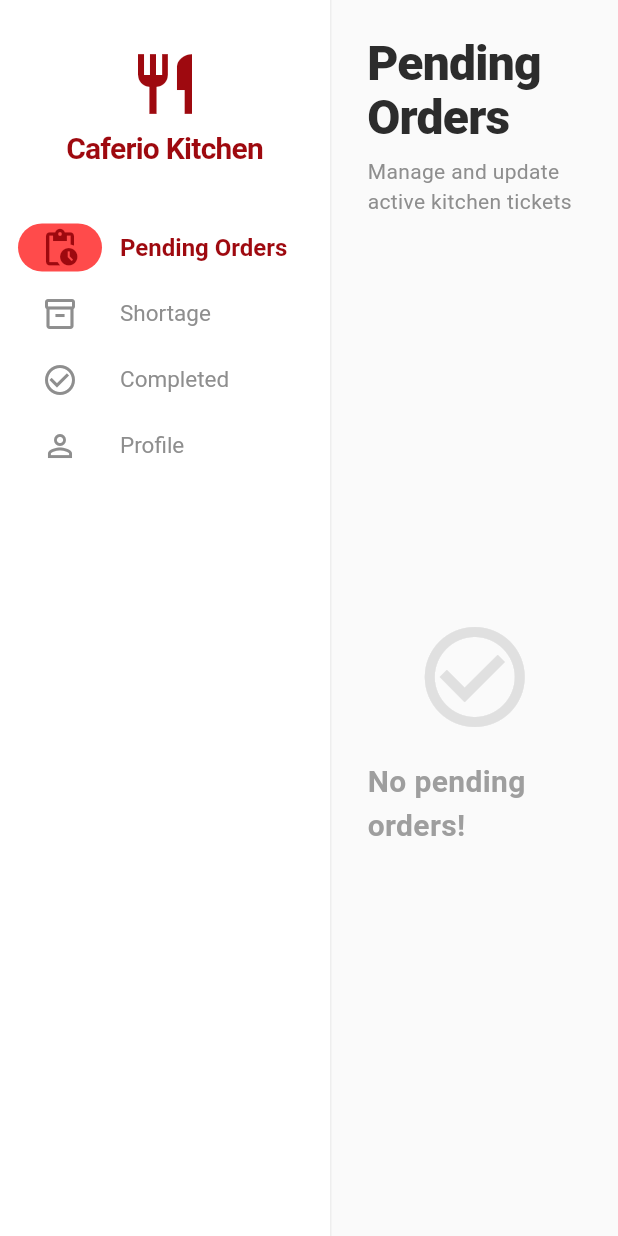
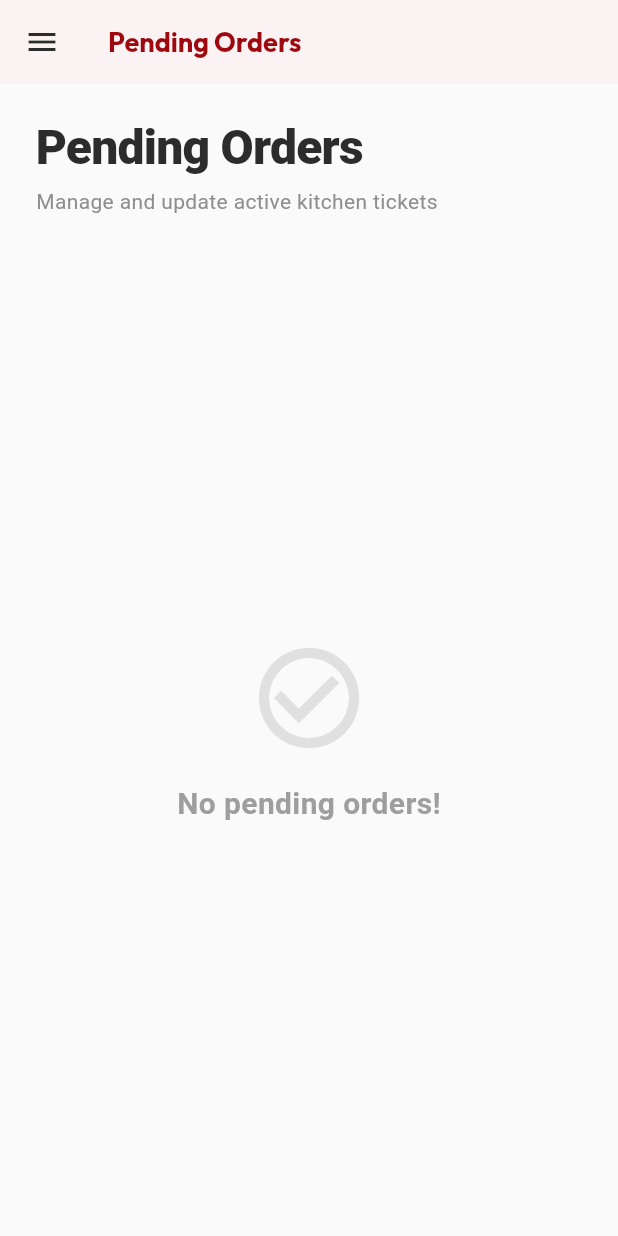
Before and after one commit to ananiaanand/caferio_resturant, a Flutter app: the KitchenLayout screen opened directly, on a phone screen of 412 x 824 dp. Run offline on Flutter 3.47's test engine with Material 3 defaults, Android fonts, the light colour scheme and no system bars; our stand-ins replace google_fonts, shared_preferences, supabase_flutter; accounts and stored records are empty; network calls fail.

Commit message:
feat: responsive sidebar with hamburger menu for admin and kitchen dashboards

```diff
--- a/lib/screens/kitchen/kitchen_layout.dart
+++ b/lib/screens/kitchen/kitchen_layout.dart
@@ -22,82 +22,145 @@
     KitchenProfileScreen(),
   ];
 
-  @override
-  Widget build(BuildContext context) {
-    return Scaffold(
-      backgroundColor: AppTheme.backgroundColor,
-      body: Row(
+  final List<_NavItem> _navItems = const [
+    _NavItem(icon: Icons.pending_actions_outlined, selectedIcon: Icons.pending_actions, label: 'Pending Orders'),
+    _NavItem(icon: Icons.inventory_2_outlined, selectedIcon: Icons.inventory, label: 'Shortage'),
+    _NavItem(icon: Icons.check_circle_outline, selectedIcon: Icons.check_circle, label: 'Completed'),
+    _NavItem(icon: Icons.person_outline, selectedIcon: Icons.person, label: 'Profile'),
+  ];
+
+  void _onDestinationSelected(int index) {
+    setState(() => _selectedIndex = index);
+    if (Navigator.canPop(context)) {
+      Navigator.pop(context);
+    }
+  }
+
+  Widget _buildSidebarContent() {
+    return Column(
+      crossAxisAlignment: CrossAxisAlignment.start,
       children: [
-          // Left Sidebar (Navigation Rail)
-          NavigationRail(
-            backgroundColor: Colors.white,
-            selectedIndex: _selectedIndex,
-            onDestinationSelected: (int index) {
-              setState(() {
-                _selectedIndex = index;
-              });
-            },
-            extended: true,
-            minExtendedWidth: 220,
-            leading: Padding(
-              padding: const EdgeInsets.symmetric(vertical: 24.0),
+        const SizedBox(height: 40),
+        Center(
           child: Column(
             children: [
               const Icon(Icons.restaurant, color: AppTheme.primaryColor, size: 48),
               const SizedBox(height: 8),
               Text(
                 'Caferio Kitchen',
-                    style: Theme.of(context).textTheme.displayMedium?.copyWith(
+                style: TextStyle(
                   color: AppTheme.primaryColor,
                   fontSize: 20,
+                  fontWeight: FontWeight.bold,
                 ),
               ),
             ],
           ),
         ),
-            selectedLabelTextStyle: const TextStyle(
-              color: AppTheme.primaryColor,
-              fontWeight: FontWeight.bold,
-              fontSize: 16,
+        const SizedBox(height: 32),
+        const Divider(height: 1),
+        const SizedBox(height: 16),
+        ...List.generate(_navItems.length, (index) {
+          final item = _navItems[index];
+          final isSelected = _selectedIndex == index;
+          return Padding(
+            padding: const EdgeInsets.symmetric(horizontal: 12, vertical: 4),
+            child: InkWell(
+              onTap: () => _onDestinationSelected(index),
+              borderRadius: BorderRadius.circular(12),
+              child: AnimatedContainer(
+                duration: const Duration(milliseconds: 200),
+                padding: const EdgeInsets.symmetric(horizontal: 16, vertical: 14),
+                decoration: BoxDecoration(
+                  color: isSelected
+                      ? AppTheme.primaryColor.withValues(alpha: 0.1)
+                      : Colors.transparent,
+                  borderRadius: BorderRadius.circular(12),
                 ),
-            unselectedLabelTextStyle: const TextStyle(
-              color: AppTheme.textLight,
+                child: Row(
+                  children: [
+                    Icon(
+                      isSelected ? item.selectedIcon : item.icon,
+                      color: isSelected ? AppTheme.primaryColor : AppTheme.textLight,
+                      size: 24,
+                    ),
+                    const SizedBox(width: 16),
+                    Text(
+                      item.label,
+                      style: TextStyle(
+                        color: isSelected ? AppTheme.primaryColor : AppTheme.textLight,
+                        fontWeight: isSelected ? FontWeight.bold : FontWeight.normal,
                         fontSize: 15,
                       ),
-            selectedIconTheme: const IconThemeData(color: AppTheme.primaryColor, size: 28),
-            unselectedIconTheme: const IconThemeData(color: AppTheme.textLight, size: 24),
-            destinations: const [
-              NavigationRailDestination(
-                icon: Icon(Icons.pending_actions_outlined),
-                selectedIcon: Icon(Icons.pending_actions),
-                label: Text('Pending Orders'),
-              ),
-              NavigationRailDestination(
-                icon: Icon(Icons.inventory_2_outlined),
-                selectedIcon: Icon(Icons.inventory),
-                label: Text('Shortage'),
-              ),
-              NavigationRailDestination(
-                icon: Icon(Icons.check_circle_outline),
-                selectedIcon: Icon(Icons.check_circle),
-                label: Text('Completed'),
-              ),
-              NavigationRailDestination(
-                icon: Icon(Icons.person_outline),
-                selectedIcon: Icon(Icons.person),
-                label: Text('Profile'),
                     ),
                   ],
                 ),
+              ),
+            ),
+          );
+        }),
+      ],
+    );
+  }
 
+  @override
+  Widget build(BuildContext context) {
+    final isWide = MediaQuery.of(context).size.width >= 700;
+
+    if (isWide) {
+      // Desktop / Tablet: Persistent sidebar
+      return Scaffold(
+        backgroundColor: AppTheme.backgroundColor,
+        body: Row(
+          children: [
+            SizedBox(
+              width: 220,
+              child: Container(
+                color: Colors.white,
+                child: _buildSidebarContent(),
+              ),
+            ),
             const VerticalDivider(thickness: 1, width: 1, color: Color(0xFFEEEEEE)),
-
-          // Main Content Area
-          Expanded(
-            child: _screens[_selectedIndex],
-          ),
+            Expanded(child: _screens[_selectedIndex]),
           ],
         ),
       );
+    } else {
+      // Mobile: Hamburger + Drawer
+      return Scaffold(
+        backgroundColor: AppTheme.backgroundColor,
+        appBar: AppBar(
+          backgroundColor: Colors.white,
+          elevation: 1,
+          leading: Builder(
+            builder: (context) => IconButton(
+              icon: const Icon(Icons.menu, color: AppTheme.textDark),
+              onPressed: () => Scaffold.of(context).openDrawer(),
+            ),
+          ),
+          title: Text(
+            _navItems[_selectedIndex].label,
+            style: const TextStyle(
+              color: AppTheme.primaryColor,
+              fontWeight: FontWeight.bold,
+              fontSize: 18,
+            ),
+          ),
+          centerTitle: false,
+        ),
+        drawer: Drawer(
+          backgroundColor: Colors.white,
+          child: SafeArea(child: _buildSidebarContent()),
+        ),
+        body: _screens[_selectedIndex],
+      );
     }
   }
+}
+
+class _NavItem {
+  final IconData icon;
+  final IconData selectedIcon;
+  final String label;
+  const _NavItem({required this.icon, required this.selectedIcon, required this.label});
+}
```
Also changed, not shown: lib/screens/admin/admin_layout.dart (+116 -52 lines), 2 other files. Lines whose indentation alone changed are shown as unchanged.
